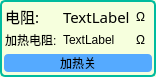
Qt form weina/CtrlPanel/panel.ui (jeedyang/weina) before a commit.
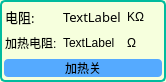
The same form after that commit.

```diff
--- a/weina/CtrlPanel/panel.ui
+++ b/weina/CtrlPanel/panel.ui
@@ -6,8 +6,8 @@
    <rect>
     <x>0</x>
     <y>0</y>
-    <width>156</width>
-    <height>75</height>
+    <width>166</width>
+    <height>82</height>
    </rect>
   </property>
   <property name="windowTitle">
@@ -105,7 +105,7 @@
       <item row="0" column="2">
        <widget class="QLabel" name="label_1">
         <property name="text">
-         <string>Ω</string>
+         <string>KΩ</string>
         </property>
        </widget>
       </item>
@@ -128,7 +128,7 @@
         <property name="font">
          <font>
           <family>微软雅黑</family>
-          <pointsize>11</pointsize>
+          <pointsize>10</pointsize>
           <weight>50</weight>
           <italic>false</italic>
           <bold>false</bold>
@@ -151,7 +151,7 @@
         <property name="font">
          <font>
           <family>微软雅黑</family>
-          <pointsize>11</pointsize>
+          <pointsize>10</pointsize>
           <weight>50</weight>
           <italic>false</italic>
           <bold>false</bold>
```
Left out of the diff: 6 changed lines with no effect on the pictures.
